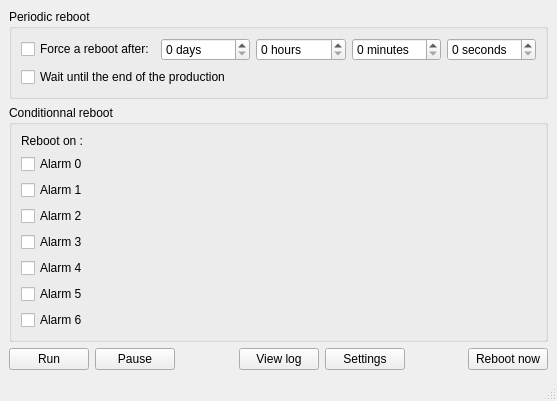
Qt form MainWindow.ui (Folcogh/CoCAR) before a commit.
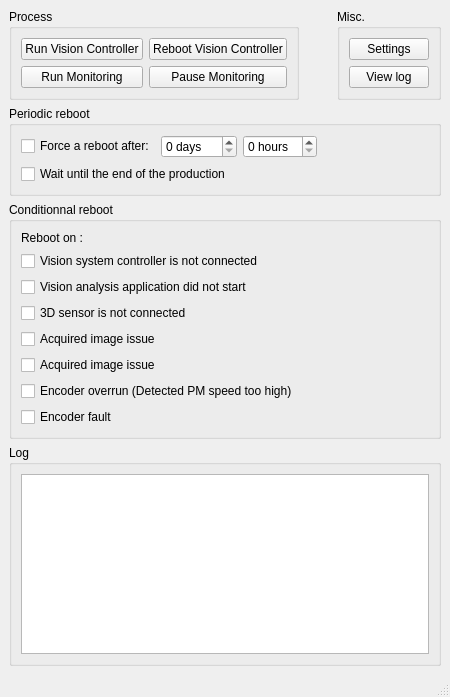
The same form after that commit.

The edit to the form file:
```diff
--- a/MainWindow.ui
+++ b/MainWindow.ui
@@ -6,15 +6,92 @@
    <rect>
     <x>0</x>
     <y>0</y>
-    <width>557</width>
-    <height>376</height>
+    <width>450</width>
+    <height>697</height>
    </rect>
   </property>
   <property name="windowTitle">
    <string>CoCAR - Cognex Camera Automatic Reboot</string>
   </property>
   <widget class="QWidget" name="centralwidget">
-   <layout class="QVBoxLayout" name="verticalLayout_3">
+   <layout class="QVBoxLayout" name="verticalLayout_5">
+    <item>
+     <layout class="QHBoxLayout" name="horizontalLayout_2">
+      <item>
+       <widget class="QGroupBox" name="groupBox_2">
+        <property name="title">
+         <string>Process</string>
+        </property>
+        <layout class="QGridLayout" name="gridLayout">
+         <item row="0" column="0">
+          <widget class="QPushButton" name="pushButton_6">
+           <property name="text">
+            <string>Run Vision Controller</string>
+           </property>
+          </widget>
+         </item>
+         <item row="0" column="1">
+          <widget class="QPushButton" name="pushButton">
+           <property name="text">
+            <string>Reboot Vision Controller</string>
+           </property>
+          </widget>
+         </item>
+         <item row="1" column="0">
+          <widget class="QPushButton" name="pushButton_2">
+           <property name="text">
+            <string>Run Monitoring</string>
+           </property>
+          </widget>
+         </item>
+         <item row="1" column="1">
+          <widget class="QPushButton" name="pushButton_3">
+           <property name="text">
+            <string>Pause Monitoring</string>
+           </property>
+          </widget>
+         </item>
+        </layout>
+       </widget>
+      </item>
+      <item>
+       <spacer name="horizontalSpacer_2">
+        <property name="orientation">
+         <enum>Qt::Horizontal</enum>
+        </property>
+        <property name="sizeHint" stdset="0">
+         <size>
+          <width>40</width>
+          <height>20</height>
+         </size>
+        </property>
+       </spacer>
+      </item>
+      <item>
+       <widget class="QGroupBox" name="groupBox_3">
+        <property name="title">
+         <string>Misc.</string>
+        </property>
+        <layout class="QVBoxLayout" name="verticalLayout_3">
+         <item>
+          <widget class="QPushButton" name="pushButton_4">
+           <property name="text">
+            <string>Settings</string>
+           </property>
+          </widget>
+         </item>
+         <item>
+          <widget class="QPushButton" name="pushButton_5">
+           <property name="text">
+            <string>View log</string>
+           </property>
+          </widget>
+         </item>
+        </layout>
+       </widget>
+      </item>
+     </layout>
+    </item>
     <item>
      <widget class="QGroupBox" name="BoxPeriodicReboot">
       <property name="title">
@@ -57,24 +134,17 @@
           </widget>
          </item>
          <item>
-          <widget class="QSpinBox" name="spinBox_3">
-           <property name="suffix">
-            <string> minutes</string>
+          <spacer name="horizontalSpacer">
+           <property name="orientation">
+            <enum>Qt::Horizontal</enum>
            </property>
-           <property name="maximum">
-            <number>59</number>
+           <property name="sizeHint" stdset="0">
+            <size>
+             <width>40</width>
+             <height>20</height>
+            </size>
            </property>
-          </widget>
-         </item>
-         <item>
-          <widget class="QSpinBox" name="spinBox_4">
-           <property name="suffix">
-            <string> seconds</string>
-           </property>
-           <property name="maximum">
-            <number>59</number>
-           </property>
-          </widget>
+          </spacer>
          </item>
         </layout>
        </item>
@@ -110,49 +180,49 @@
        <item>
         <widget class="QCheckBox" name="OnAlarm0">
          <property name="text">
-          <string>Alarm 0</string>
+          <string>Vision system controller is not connected</string>
          </property>
         </widget>
        </item>
        <item>
         <widget class="QCheckBox" name="OnAlarm1">
          <property name="text">
-          <string>Alarm 1</string>
+          <string>Vision analysis application did not start</string>
          </property>
         </widget>
        </item>
        <item>
         <widget class="QCheckBox" name="OnAlarm2">
          <property name="text">
-          <string>Alarm 2</string>
+          <string>3D sensor is not connected</string>
          </property>
         </widget>
        </item>
        <item>
         <widget class="QCheckBox" name="OnAlarm3">
          <property name="text">
-          <string>Alarm 3</string>
+          <string>Acquired image issue</string>
          </property>
         </widget>
        </item>
        <item>
         <widget class="QCheckBox" name="OnAlarm4">
          <property name="text">
-          <string>Alarm 4</string>
+          <string>Acquired image issue</string>
          </property>
         </widget>
        </item>
        <item>
         <widget class="QCheckBox" name="OnAlarm5">
          <property name="text">
-          <string>Alarm 5</string>
+          <string>Encoder overrun (Detected PM speed too high)</string>
          </property>
         </widget>
        </item>
        <item>
         <widget class="QCheckBox" name="checkBox_3">
          <property name="text">
-          <string>Alarm 6</string>
+          <string>Encoder fault</string>
          </property>
         </widget>
        </item>
@@ -160,69 +230,20 @@
      </widget>
     </item>
     <item>
-     <layout class="QHBoxLayout" name="horizontalLayout_2">
-      <item>
-       <widget class="QPushButton" name="pushButton_2">
-        <property name="text">
-         <string>Run</string>
-        </property>
-       </widget>
-      </item>
-      <item>
-       <widget class="QPushButton" name="pushButton_3">
-        <property name="text">
-         <string>Pause</string>
-        </property>
-       </widget>
-      </item>
-      <item>
-       <spacer name="horizontalSpacer_3">
-        <property name="orientation">
-         <enum>Qt::Horizontal</enum>
-        </property>
-        <property name="sizeHint" stdset="0">
-         <size>
-          <width>40</width>
-          <height>20</height>
-         </size>
-        </property>
-       </spacer>
-      </item>
-      <item>
-       <widget class="QPushButton" name="pushButton_5">
-        <property name="text">
-         <string>View log</string>
-        </property>
-       </widget>
-      </item>
-      <item>
-       <widget class="QPushButton" name="pushButton_4">
-        <property name="text">
-         <string>Settings</string>
-        </property>
-       </widget>
-      </item>
-      <item>
-       <spacer name="horizontalSpacer_2">
-        <property name="orientation">
-         <enum>Qt::Horizontal</enum>
-        </property>
-        <property name="sizeHint" stdset="0">
-         <size>
-          <width>40</width>
-          <height>20</height>
-         </size>
-        </property>
-       </spacer>
-      </item>
-      <item>
-       <widget class="QPushButton" name="pushButton">
-        <property name="text">
-         <string>Reboot now</string>
-        </property>
-       </widget>
-      </item>
-     </layout>
+     <widget class="QGroupBox" name="groupBox">
+      <property name="title">
+       <string>Log</string>
+      </property>
+      <layout class="QVBoxLayout" name="verticalLayout_4">
+       <item>
+        <widget class="QPlainTextEdit" name="plainTextEdit">
+         <property name="readOnly">
+          <bool>true</bool>
+         </property>
+        </widget>
+       </item>
+      </layout>
+     </widget>
     </item>
    </layout>
   </widget>
```
